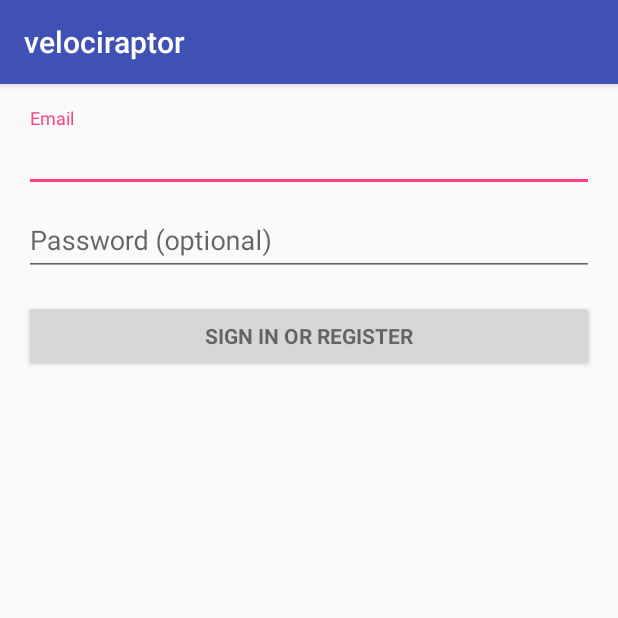
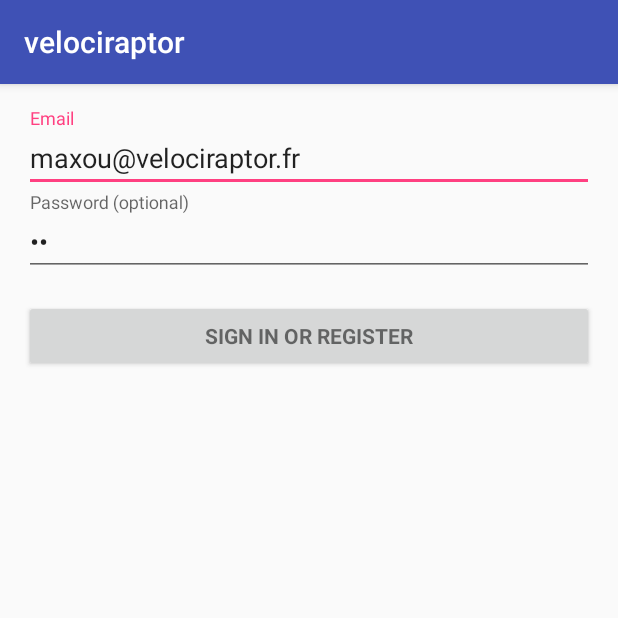
Before and after one commit to SmartPld/velociraptor-client, an Android app: the screen it shows after launch (LoginActivity), on a phone screen of 412 x 824 dp, the top half of it. Run offline under Robolectric (Android 15) with nearby library versions, the phone set to English and light mode, and no system bars; 2 statements that could not run were skipped.

Commit message:
implemented login using profile-interaction (mock implementation)

```diff
--- a/app/src/main/java/com/pld/velociraptor/communication/ProfileMockInteraction.java
+++ b/app/src/main/java/com/pld/velociraptor/communication/ProfileMockInteraction.java
@@ -13,18 +13,31 @@ import java.math.BigInteger;
  */
 public class ProfileMockInteraction implements ProfileInteraction {
 
+    //mock is implemented as singleton (will become obsulete using DI)
+    //TODO: Use DI
+    private static ProfileMockInteraction singletonReference = null;
+
+    //maps usermails (=ids) to passwords
     private Map<String, String> mockUserCredentials = new LinkedHashMap<>();
+
+    //maps tokens to usermails ( = ids)
     private Map<String, String> mockTokens = new LinkedHashMap<>();
 
-    public ProfileMockInteraction() {
+    private ProfileMockInteraction() {
+        mockUserCredentials.put("maxou@velociraptor.fr", "42");
+        mockUserCredentials.put("thomas@velociraptor.fr", "42");
+        mockUserCredentials.put("kilian@velociraptor.fr", "42");
+        mockUserCredentials.put("guillaume@velociraptor.fr", "42");
+        mockUserCredentials.put("mathieu@velociraptor.fr", "42");
+        mockUserCredentials.put("thibault@velociraptor.fr", "42");
+    }
 
-        mockUserCredentials.put("Maxou", "42");
-        mockUserCredentials.put("Thomas", "41");
-        mockUserCredentials.put("Kilian", "40");
-        mockUserCredentials.put("Guillaume", "39");
-        mockUserCredentials.put("Mathieu", "38");
-        mockUserCredentials.put("Thibault", "37");
-
+    //TODO: remove once DI is set up
+    public static ProfileMockInteraction getInstance()
+    {
+        if(singletonReference == null)
+            singletonReference = new ProfileMockInteraction();
+        return singletonReference;
     }
 
     @Override
@@ -58,7 +71,8 @@ public class ProfileMockInteraction implements ProfileInteraction {
             return null;
         }
 
-        UserProfile mockProfile = new UserProfile("mock@email.fr", mockTokens.get(sessionToken), 42, 42, 42);
+        //creating a mock profile...
+        UserProfile mockProfile = new UserProfile(mockTokens.get(sessionToken), mockTokens.get(sessionToken).split("@")[0], 100, 420, 42);
         return mockProfile;
     }
 
--- a/app/src/main/res/layout/activity_login.xml
+++ b/app/src/main/res/layout/activity_login.xml
@@ -36,6 +36,7 @@
 
                 <AutoCompleteTextView
                     android:id="@+id/email"
+                    android:text="maxou@velociraptor.fr"
                     android:layout_width="match_parent"
                     android:layout_height="wrap_content"
                     android:hint="@string/prompt_email"
@@ -51,6 +52,7 @@
 
                 <EditText
                     android:id="@+id/password"
+                    android:text="42"
                     android:layout_width="match_parent"
                     android:layout_height="wrap_content"
                     android:hint="@string/prompt_password"
```
Also changed, not shown: app/src/main/java/com/pld/velociraptor/LoginActivity.java (+43 -28 lines), app/src/main/java/com/pld/velociraptor/VelociraptorActivity.java (+11 -4 lines).
